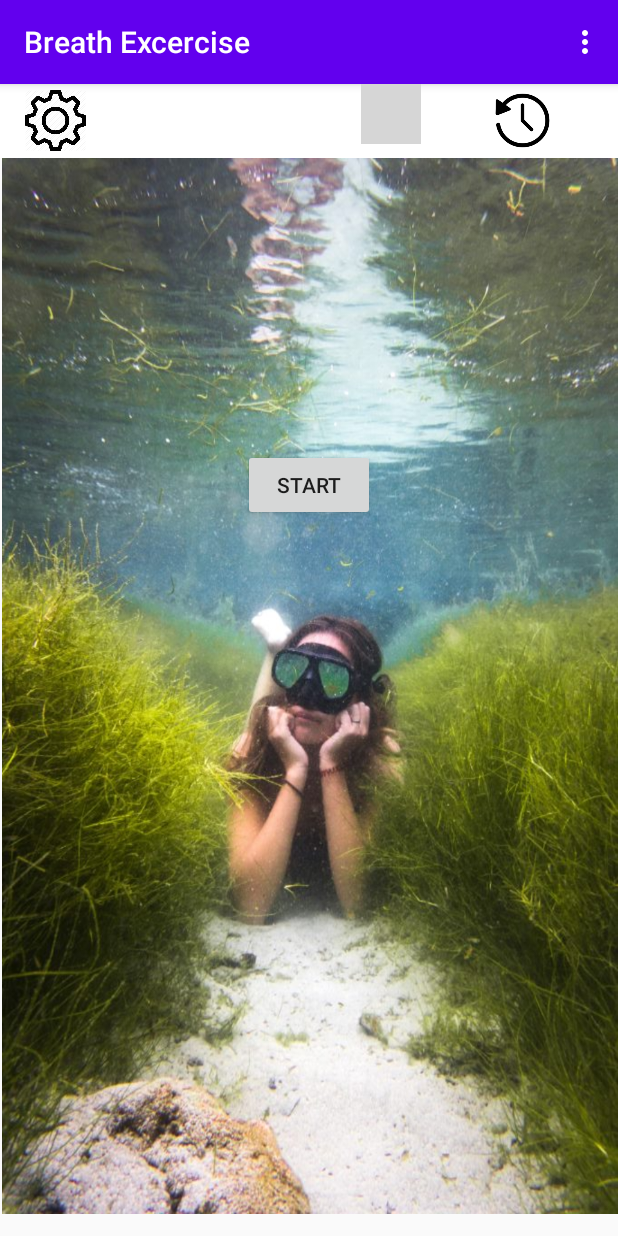
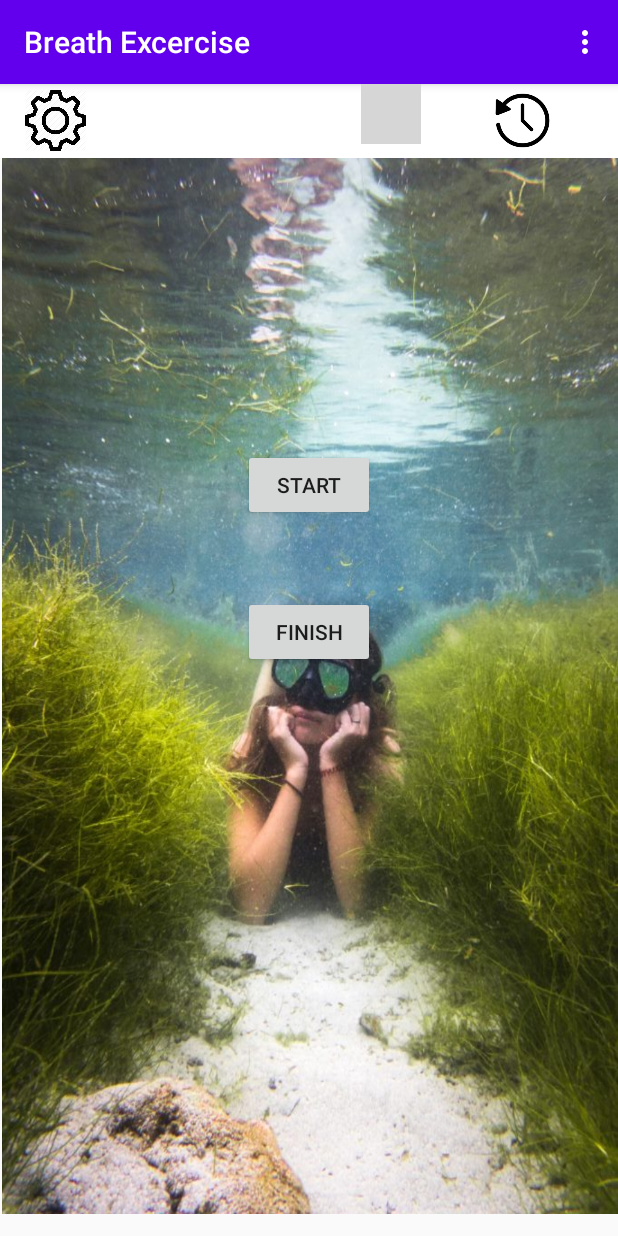
Before and after one commit to rondejka/BreathExercise, an Android app: the screen it shows after launch (MainActivity), on a phone screen of 412 x 824 dp. Run offline under Robolectric (Android 15) with nearby library versions, the phone set to English and light mode, and no system bars; grey boxes are pictures that could not be loaded.

```diff
--- a/app/src/main/java/com/ondejka/breathexercise/MainActivity.java
+++ b/app/src/main/java/com/ondejka/breathexercise/MainActivity.java
@@ -437,6 +437,15 @@ public class MainActivity extends AppCompatActivity {
         }
     }
 
+
+    //////////////////////////////////////////////////////////////////////////////
+
+    /**
+     * Called when the user taps the FINISH button
+     */
+    public void finishCountDown(View view) {
+
+    }
 
     //////////////////////////////////////////////////////////////////////////////
     private void initExercise() {
--- a/app/src/main/res/layout/activity_main.xml
+++ b/app/src/main/res/layout/activity_main.xml
@@ -82,6 +82,17 @@
         app:layout_constraintEnd_toEndOf="parent"
         app:layout_constraintStart_toStartOf="parent"
         app:layout_constraintTop_toBottomOf="@+id/countdownTextView" />
+
+    <Button
+        android:id="@+id/finishButton"
+        android:layout_width="wrap_content"
+        android:layout_height="wrap_content"
+        android:layout_marginTop="50dp"
+        android:onClick="finishCountDown"
+        android:text="FINISH"
+        app:layout_constraintEnd_toEndOf="parent"
+        app:layout_constraintStart_toStartOf="parent"
+        app:layout_constraintTop_toBottomOf="@+id/goButton" />
 
     <Button
         android:id="@+id/stopButton"
```
Also changed, not shown: 1 other file.
